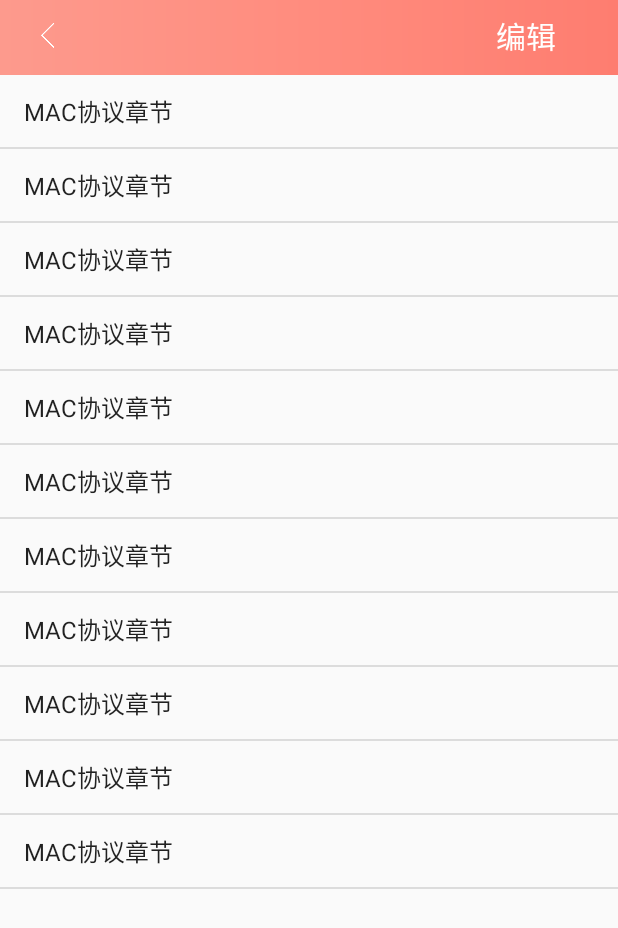
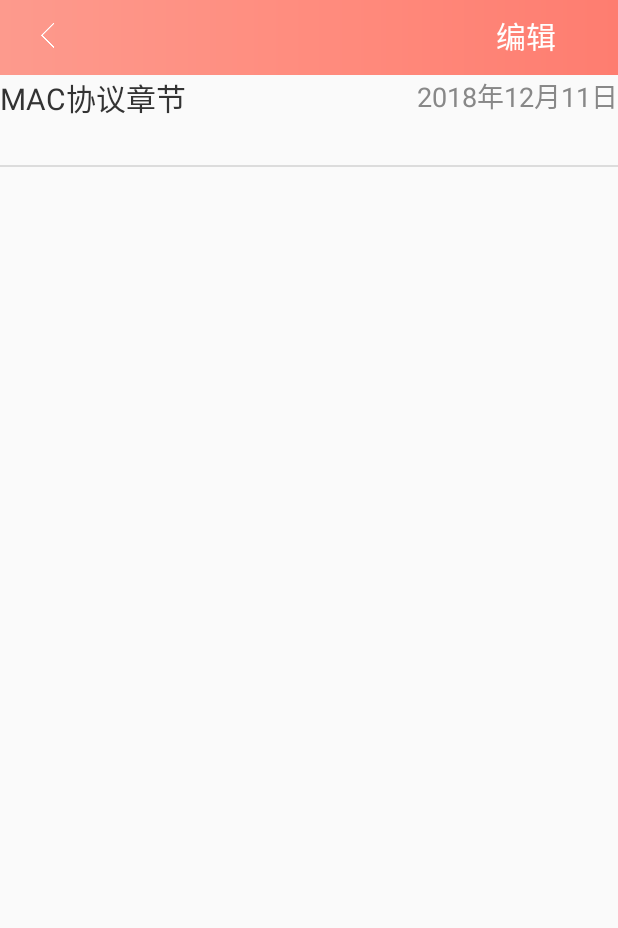
Before and after one commit to Tiens-moi/SmartStudy, an Android app: the NoteLibsActivity screen opened directly, with no data from a screen before it, on a phone screen of 412 x 824 dp. Shown: the top 928 px of the screen. Run offline under Robolectric (Android 15) with nearby library versions, the phone set to English and light mode, and no system bars.

Commit message:
notelibs

```diff
--- /dev/null
+++ b/app/src/main/java/com/elevisjang/smartstudy/Adapter/Notelibs_listview_item_adapter.java
@@ -0,0 +1,67 @@
+package com.elevisjang.smartstudy.Adapter;
+
+import android.content.Context;
+import android.view.LayoutInflater;
+import android.view.View;
+import android.view.ViewGroup;
+import android.widget.BaseAdapter;
+import android.widget.TextView;
+
+import com.elevisjang.smartstudy.R;
+import com.elevisjang.smartstudy.activity.NotelibsInformation;
+
+import java.util.ArrayList;
+
+public class Notelibs_listview_item_adapter extends BaseAdapter {
+
+    ArrayList<NotelibsInformation> notelibsInformations;
+    LayoutInflater inflater;
+
+    public Notelibs_listview_item_adapter(Context context,ArrayList<NotelibsInformation> notelibsInformations){
+        this.notelibsInformations = notelibsInformations;
+        inflater = LayoutInflater.from(context);
+    }
+
+    @Override
+    public int getCount(){
+
+        return notelibsInformations.size();
+    }
+
+    @Override
+    public Object getItem(int arg0){
+        return notelibsInformations.get(arg0);
+    }
+
+    @Override
+    public long getItemId(int position){
+        return position;
+    }
+
+    @Override
+    public View getView(int position, View convertView, ViewGroup parent){
+        NotelibsInformation notelibsInformation = notelibsInformations.get(position);
+        ViewHolder holder;
+
+        if(convertView == null){
+            holder = new ViewHolder();
+            convertView = inflater.inflate(R.layout.note_listview_item,null);
+            holder.Nametv = convertView.findViewById(R.id.name_tv);
+            holder.Timetv = convertView.findViewById(R.id.time_tv);
+            convertView.setTag(holder);
+        }
+        else{
+            holder = (ViewHolder) convertView.getTag();
+        }
+        holder.Nametv.setText(notelibsInformation.getName());
+        holder.Timetv.setText(notelibsInformation.getTime());
+
+        return convertView;
+    }
+
+
+    private class ViewHolder {
+        TextView Nametv;
+        TextView Timetv;
+    }
+}
--- a/app/src/main/java/com/elevisjang/smartstudy/activity/MyClass.java
+++ b/app/src/main/java/com/elevisjang/smartstudy/activity/MyClass.java
@@ -30,8 +30,8 @@ public class MyClass extends AppCompatActivity {
     private void getData() {
 
         ClassInformation classInformation = new ClassInformation();
-        classInformation.setClassName("");
-        classInformation.setTeacherName("");
+        classInformation.setClassName("网络互联技术");
+        classInformation.setTeacherName("赵荷");
         classInformations.add(classInformation);
     }
 }
--- a/app/src/main/java/com/elevisjang/smartstudy/activity/NoteLibsActivity.java
+++ b/app/src/main/java/com/elevisjang/smartstudy/activity/NoteLibsActivity.java
@@ -6,24 +6,38 @@ import android.widget.ArrayAdapter;
 import android.widget.ListView;
 
 
+import com.elevisjang.smartstudy.Adapter.ListView_item_adapter;
+import com.elevisjang.smartstudy.Adapter.Notelibs_listview_item_adapter;
 import com.elevisjang.smartstudy.R;
 
 import java.lang.reflect.Array;
+import java.util.ArrayList;
 import java.util.List;
 
 public class NoteLibsActivity extends AppCompatActivity{
-    private String[] data = {"MAC协议章节","MAC协议章节","MAC协议章节","MAC协议章节","MAC协议章节","MAC协议章节","MAC协议章节",
-            "MAC协议章节","MAC协议章节","MAC协议章节","MAC协议章节"};
+
+    private ListView listView;
+    private Notelibs_listview_item_adapter notelibs_listview_item_adapter;
+    private ArrayList<NotelibsInformation> notelibsInformations;
 
     @Override
     protected void onCreate(Bundle savedInstanceState) {
         super.onCreate(savedInstanceState);
         setContentView(R.layout.activity_note_libs);
 
-
-        ArrayAdapter<String> adapter = new ArrayAdapter<String>(NoteLibsActivity.this,android.R.layout.simple_list_item_1,data);
-        ListView listView = (ListView) findViewById(R.id.list_view);
-        listView.setAdapter(adapter);
+        notelibsInformations = new ArrayList<NotelibsInformation>();
+        getData();
+        listView = (ListView) findViewById(R.id.note_list_view);
+        notelibs_listview_item_adapter = new Notelibs_listview_item_adapter(this,notelibsInformations);
+        listView.setAdapter(notelibs_listview_item_adapter);
 
     }
+
+    private void getData() {
+
+        NotelibsInformation notelibsInformation = new NotelibsInformation();
+        notelibsInformation.setName("MAC协议章节");
+        notelibsInformation.setTime("2018年12月11日");
+        notelibsInformations.add(notelibsInformation);
+    }
 }
--- /dev/null
+++ b/app/src/main/java/com/elevisjang/smartstudy/activity/NotelibsInformation.java
@@ -0,0 +1,36 @@
+package com.elevisjang.smartstudy.activity;
+
+public class NotelibsInformation {
+
+    private String Name;
+    private String time;
+
+    public NotelibsInformation(){
+
+    }
+
+    public NotelibsInformation(String Name,String time){
+
+        this.Name = Name;
+        this.time = time;
+    }
+
+    public String getName() {
+        return Name;
+    }
+
+    public void setName(String name) {
+        this.Name = name;
+    }
+
+    public String getTime() {
+        return time;
+    }
+
+    public void setTime(String time) {
+        this.time = time;
+    }
+
+
+
+}
--- a/app/src/main/res/layout/activity_my_class.xml
+++ b/app/src/main/res/layout/activity_my_class.xml
@@ -25,7 +25,8 @@
     <LinearLayout
         android:layout_width="match_parent"
         android:layout_height="60dp"
-        android:layout_marginTop="50dp">
+        android:layout_marginTop="50dp"
+        android:gravity="center">
 
         <TextView
             android:layout_width="wrap_content"
@@ -33,8 +34,7 @@
             android:text="我的课程"
             android:textSize="24sp"
             android:textColor="#333333"
-            android:layout_gravity="center_vertical"
-            android:layout_marginLeft="140dp"/>
+            />
 
 
 
--- a/app/src/main/res/layout/activity_note_libs.xml
+++ b/app/src/main/res/layout/activity_note_libs.xml
@@ -39,7 +39,7 @@
         android:orientation="vertical">
 
         <ListView
-            android:id="@+id/list_view"
+            android:id="@+id/note_list_view"
             android:layout_width="match_parent"
             android:layout_height="match_parent">
 
--- /dev/null
+++ b/app/src/main/res/layout/note_listview_item.xml
@@ -0,0 +1,38 @@
+<?xml version="1.0" encoding="utf-8"?>
+<RelativeLayout
+    xmlns:android="http://schemas.android.com/apk/res/android"
+    android:layout_width="match_parent"
+    android:layout_height="match_parent">
+
+
+    <RelativeLayout
+        android:layout_width="match_parent"
+        android:layout_height="60dp"
+        >
+
+        <TextView
+            android:id="@+id/name_tv"
+            android:layout_width="wrap_content"
+            android:layout_height="wrap_content"
+            android:text="名字"
+            android:textSize="20sp"
+            android:textColor="#333333"
+            android:layout_alignParentLeft="true"
+            />
+
+        <TextView
+            android:id="@+id/time_tv"
+            android:layout_width="wrap_content"
+            android:layout_height="wrap_content"
+            android:text="时间"
+            android:textColor="#888888"
+            android:textSize="18sp"
+            android:layout_alignParentRight="true"/>
+
+
+    </RelativeLayout>
+
+
+
+
+</RelativeLayout>
```
